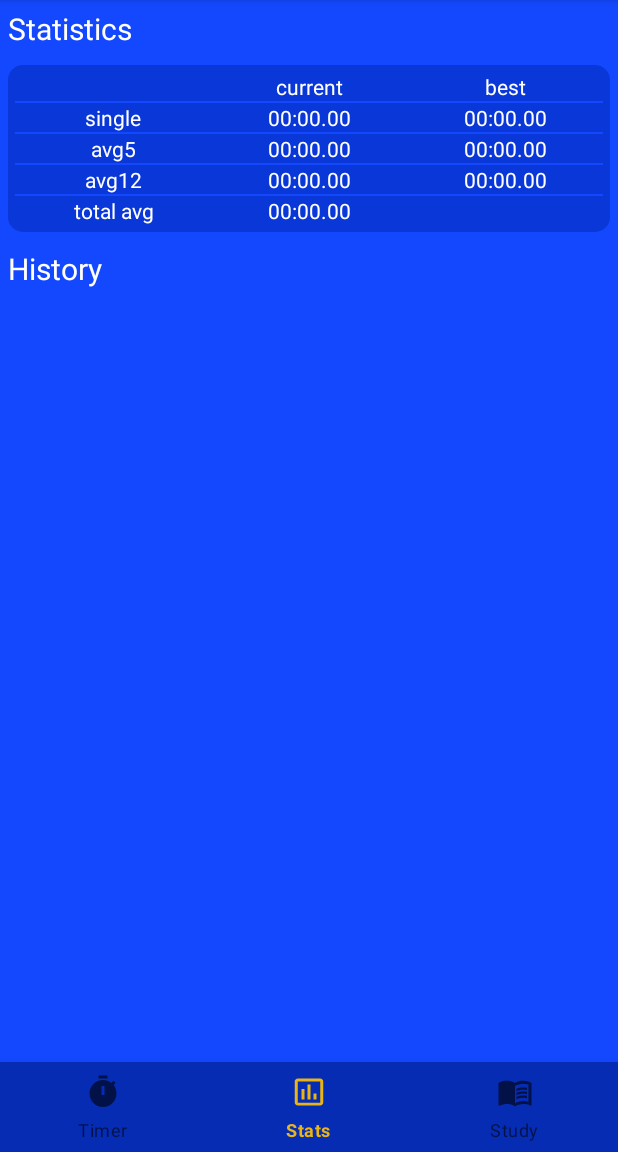
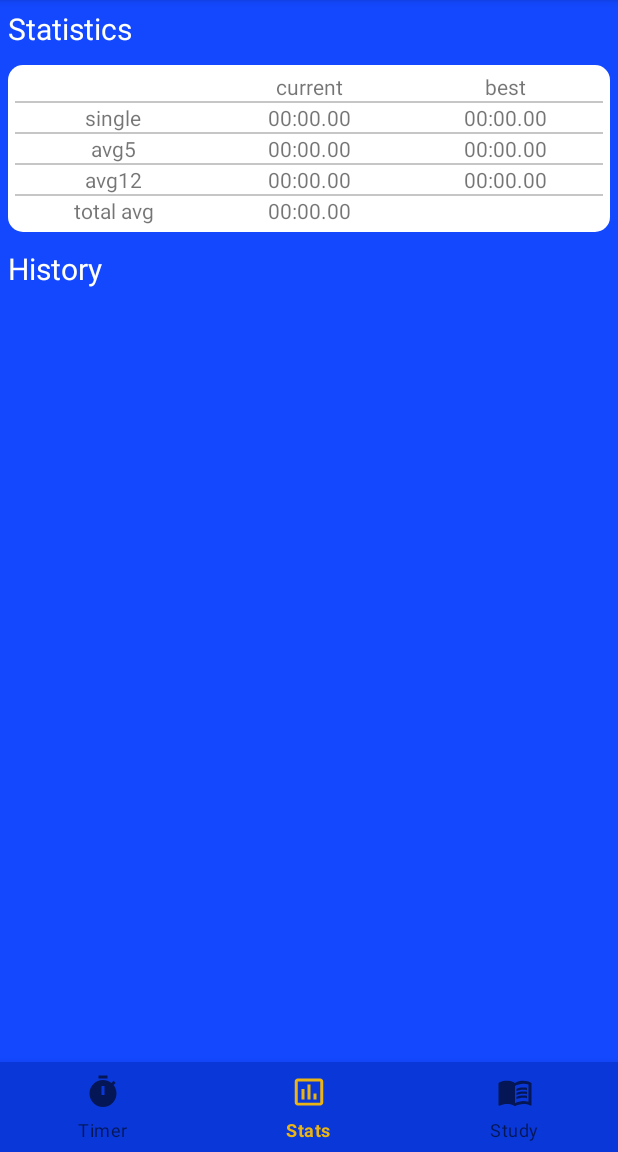
Before and after one commit to HarelPolak/BagrutProject, an Android app: the screen it shows after launch (MainActivity), item 2 of the bottom bar chosen, on a phone screen of 412 x 824 dp, the part 84-1236 px from its top. Run offline under Robolectric (Android 15) with nearby library versions, the phone set to English and light mode, and no system bars.

Commit message:
blue theme works

```diff
--- a/app/src/main/java/com/example/bagrutproject/SolveViewHolder.java
+++ b/app/src/main/java/com/example/bagrutproject/SolveViewHolder.java
@@ -12,16 +12,18 @@ import androidx.recyclerview.widget.RecyclerView;
 
 public class SolveViewHolder extends RecyclerView.ViewHolder {
 
-    public TextView timeTextView;
+    public TextView timeTextView, dateTextView;
     Solve solve;
 
     public SolveViewHolder(View itemView) {
         super(itemView);
         timeTextView = itemView.findViewById(R.id.time_text_view);
+        dateTextView = itemView.findViewById(R.id.date_text_view);
     }
 
     public void bindSolve(Solve solve) {
         this.solve = solve;
         timeTextView.setText(solve.getDisplayPenaltyText());
+        dateTextView.setText(solve.getDate());
     }
 }
--- a/app/src/main/java/com/example/bagrutproject/TimerFragment.java
+++ b/app/src/main/java/com/example/bagrutproject/TimerFragment.java
@@ -223,13 +223,17 @@ public class TimerFragment extends Fragment implements View.OnTouchListener, Vie
     }
 
     private void deleteRecentSolve(){
+        UtilActivity.showDeleteConfirmationDialog(getActivity(), new Runnable() {
+            @Override
+            public void run() {
                 sh.open();
                 sh.deleteByRow(currentSolve.getSolveId());
                 sh.close();
                 currentSolve = null;
                 tvTimer.setText("00.00");
                 solveTime = 0;
-        Toast.makeText(this.getContext(), "deleted", Toast.LENGTH_LONG).show();
+            }
+        });
     }
 
     @Override
--- a/app/src/main/res/drawable/curved_border.xml
+++ b/app/src/main/res/drawable/curved_border.xml
@@ -1,7 +1,7 @@
 <?xml version="1.0" encoding="utf-8"?>
 <shape xmlns:android="http://schemas.android.com/apk/res/android">
     <solid
-        android:color="@color/blue_200" />
+        android:color="@color/white" />
     <padding
         android:left="5dp"
         android:right="5dp"
--- a/app/src/main/res/layout/activity_about.xml
+++ b/app/src/main/res/layout/activity_about.xml
@@ -14,6 +14,6 @@
         android:textSize="30dp"
         android:gravity="center"
         android:layout_gravity="center"
-        style="@style/TEXT_PRIMARY"/>
+        style="@style/TEXT_ON_PRIMARY"/>
 
 </LinearLayout>
--- a/app/src/main/res/layout/activity_study.xml
+++ b/app/src/main/res/layout/activity_study.xml
@@ -14,6 +14,6 @@
         android:gravity="center"
         android:layout_gravity="center"
         android:id="@+id/tv"
-        style="@style/TEXT_PRIMARY"/>
+        style="@style/TEXT_ON_PRIMARY"/>
 
 </LinearLayout>
--- a/app/src/main/res/layout/fragment_algorithms.xml
+++ b/app/src/main/res/layout/fragment_algorithms.xml
@@ -9,8 +9,6 @@
     <ListView
         android:layout_width="match_parent"
         android:layout_height="match_parent"
-        android:id="@+id/listView"
-        android:dividerHeight="1dp"
-        android:divider="@color/blue_100"/>
+        android:id="@+id/listView" />
 
 </FrameLayout>
--- a/app/src/main/res/layout/fragment_stats.xml
+++ b/app/src/main/res/layout/fragment_stats.xml
@@ -13,7 +13,7 @@
         android:layout_height="wrap_content"
         android:text="Statistics"
         android:textSize="20dp"
-        style="@style/TEXT_PRIMARY"
+        style="@style/TEXT_ON_PRIMARY"
         android:layout_margin="5dp"/>
 
     <TableLayout
@@ -38,21 +38,19 @@
                 android:layout_height="wrap_content"
                 android:layout_weight="1"
                 android:text="current"
-                android:gravity="center"
-                style="@style/TEXT_PRIMARY"/>
+                android:gravity="center" />
 
             <TextView
                 android:layout_width="0dp"
                 android:layout_height="wrap_content"
                 android:layout_weight="1"
                 android:text="best"
-                android:gravity="center"
-                style="@style/TEXT_PRIMARY"/>
+                android:gravity="center" />
         </TableRow>
 
         <View  android:layout_width="match_parent"
             android:layout_height="1dp"
-            android:background="@color/blue_100"/>
+            style="@style/DIVIDER"/>
 
         <TableRow
             android:layout_width="match_parent">
@@ -62,8 +60,7 @@
                 android:layout_height="wrap_content"
                 android:layout_weight="1"
                 android:text="single"
-                android:gravity="center"
-                style="@style/TEXT_PRIMARY"/>
+                android:gravity="center" />
 
             <TextView
                 android:id="@+id/tvCurrentSingle"
@@ -71,8 +68,7 @@
                 android:layout_height="wrap_content"
                 android:layout_weight="1"
                 android:text="00:00.00"
-                android:gravity="center"
-                style="@style/TEXT_PRIMARY"/>
+                android:gravity="center" />
 
             <TextView
                 android:id="@+id/tvBestSingle"
@@ -80,13 +76,12 @@
                 android:layout_height="wrap_content"
                 android:layout_weight="1"
                 android:text="00:00.00"
-                android:gravity="center"
-                style="@style/TEXT_PRIMARY"/>
+                android:gravity="center" />
         </TableRow>
 
         <View  android:layout_width="match_parent"
             android:layout_height="1dp"
-            android:background="@color/blue_100"/>
+            style="@style/DIVIDER"/>
 
         <TableRow
             android:layout_width="match_parent">
@@ -96,8 +91,7 @@
                 android:layout_height="wrap_content"
                 android:layout_weight="1"
                 android:text="avg5"
-                android:gravity="center"
-                style="@style/TEXT_PRIMARY"/>
+                android:gravity="center" />
 
             <TextView
                 android:id="@+id/tvCurrentAvg5"
@@ -105,8 +99,7 @@
                 android:layout_height="wrap_content"
                 android:layout_weight="1"
                 android:text="00:00.00"
-                android:gravity="center"
-                style="@style/TEXT_PRIMARY"/>
+                android:gravity="center" />
 
             <TextView
                 android:id="@+id/tvBestAvg5"
@@ -114,13 +107,12 @@
                 android:layout_height="wrap_content"
                 android:layout_weight="1"
                 android:text="00:00.00"
-                android:gravity="center"
-                style="@style/TEXT_PRIMARY"/>
+                android:gravity="center" />
         </TableRow>
 
         <View  android:layout_width="match_parent"
             android:layout_height="1dp"
-            android:background="@color/blue_100"/>
+            style="@style/DIVIDER"/>
 
         <TableRow
             android:layout_width="match_parent">
@@ -130,8 +122,7 @@
                 android:layout_height="wrap_content"
                 android:layout_weight="1"
                 android:text="avg12"
-                android:gravity="center"
-                style="@style/TEXT_PRIMARY"/>
+                android:gravity="center" />
 
             <TextView
                 android:id="@+id/tvCurrentAvg12"
@@ -139,8 +130,7 @@
                 android:layout_height="wrap_content"
                 android:layout_weight="1"
                 android:text="00:00.00"
-                android:gravity="center"
-                style="@style/TEXT_PRIMARY"/>
+                android:gravity="center" />
 
             <TextView
                 android:id="@+id/tvBestAvg12"
@@ -148,13 +138,12 @@
                 android:layout_height="wrap_content"
                 android:layout_weight="1"
                 android:text="00:00.00"
-                android:gravity="center"
-                style="@style/TEXT_PRIMARY"/>
+                android:gravity="center" />
         </TableRow>
 
         <View  android:layout_width="match_parent"
             android:layout_height="1dp"
-            android:background="@color/blue_100"/>
+            style="@style/DIVIDER"/>
 
         <TableRow
             android:layout_width="match_parent">
@@ -164,8 +153,7 @@
                 android:layout_height="wrap_content"
                 android:layout_weight="1"
                 android:text="total avg"
-                android:gravity="center"
-                style="@style/TEXT_PRIMARY"/>
+                android:gravity="center" />
 
             <TextView
                 android:id="@+id/tvTotalAvg"
@@ -173,8 +161,7 @@
                 android:layout_height="wrap_content"
                 android:layout_weight="1"
                 android:text="00:00.00"
-                android:gravity="center"
-                style="@style/TEXT_PRIMARY"/>
+                android:gravity="center" />
 
             <TextView
                 android:layout_width="0dp"
@@ -190,7 +177,7 @@
         android:layout_height="wrap_content"
         android:text="History"
         android:textSize="20dp"
-        style="@style/TEXT_PRIMARY"
+        style="@style/TEXT_ON_PRIMARY"
         android:layout_margin="5dp"/>
 
     <androidx.recyclerview.widget.RecyclerView
--- a/app/src/main/res/layout/fragment_timer.xml
+++ b/app/src/main/res/layout/fragment_timer.xml
@@ -50,7 +50,7 @@
             android:textSize="80dp"
             android:gravity="center"
             android:layout_gravity="center"
-            style="@style/TEXT_PRIMARY"/>
+            style="@style/TEXT_ON_PRIMARY"/>
 
         <TextView
             android:id="@+id/tvScramble"
@@ -59,7 +59,7 @@
             android:textSize="15dp"
             android:gravity="center"
             android:layout_marginHorizontal="10dp"
-            style="@style/TEXT_PRIMARY"/>
+            style="@style/TEXT_ON_PRIMARY"/>
 
     </LinearLayout>
 
--- a/app/src/main/res/layout/fragment_tutorials.xml
+++ b/app/src/main/res/layout/fragment_tutorials.xml
@@ -9,8 +9,6 @@
     <ListView
         android:layout_width="match_parent"
         android:layout_height="match_parent"
-        android:id="@+id/listView"
-        android:dividerHeight="1dp"
-        android:divider="@color/blue_100"/>
+        android:id="@+id/listView" />
 
 </FrameLayout>
--- a/app/src/main/res/layout/layout_drop_list.xml
+++ b/app/src/main/res/layout/layout_drop_list.xml
@@ -1,10 +1,8 @@
 <?xml version="1.0" encoding="utf-8"?>
 <CheckedTextView xmlns:android="http://schemas.android.com/apk/res/android"
     android:id="@android:id/text1"
-    style="?android:attr/spinnerDropDownItemStyle"
     android:singleLine="true"
     android:layout_width="match_parent"
     android:layout_height="?attr/actionBarSize"
     android:ellipsize="marquee"
-    android:background="@color/white"
-    android:textColor="@color/black"/>
+    style="@style/SPINNER_ITEM"/>
--- a/app/src/main/res/layout/layout_drop_title.xml
+++ b/app/src/main/res/layout/layout_drop_title.xml
@@ -1,9 +1,8 @@
 <?xml version="1.0" encoding="utf-8"?>
 <TextView xmlns:android="http://schemas.android.com/apk/res/android"
     android:id="@android:id/text1"
-    style="?attr/spinnerDropDownItemStyle"
     android:singleLine="true"
     android:layout_width="wrap_content"
     android:layout_height="?attr/actionBarSize"
     android:ellipsize="marquee"
-    android:textColor="@color/white"/>
+    style="@style/SPINNER_TITLE"/>
--- a/app/src/main/res/values/themes.xml
+++ b/app/src/main/res/values/themes.xml
@@ -9,20 +9,32 @@
         <item name="android:textColorSecondary">@color/white_100</item>
     </style>
 
-    <style name="TEXT_PRIMARY">
+    <style name="TEXT_ON_PRIMARY">
         <item name="android:textColor">@color/white</item>
     </style>
 
+    <style name="TEXT_ON_OTHER">
+        <item name="android:textColor">@color/black</item>
+    </style>
+
     <style name="LIST_ITEM">
-        <item name="android:background">@color/blue_200</item>
+        <item name="android:background">@color/white</item>
+    </style>
+
+    <style name="DIVIDER">
+        <item name="android:background">@color/white_100</item>
     </style>
 
     <style name="IMAGE_BUTTON_ICON">
         <item name="android:backgroundTint">@color/white</item>
     </style>
 
+    <style name="CURVED_BORDER">
+        <item name="android:color">@color/white</item>
+    </style>
+
     <style name="BottomNavigationTheme" parent="AppTheme">
-        <item name="android:background">@color/blue_300</item>
+        <item name="android:background">@color/blue_200</item>
         <item name="colorPrimary">@color/orange_100</item>
     </style>
 
@@ -31,8 +43,17 @@
         <item name="colorPrimary">@color/orange_100</item>
     </style>
 
+    <style name="SPINNER_TITLE" parent="@style/Widget.AppCompat.DropDownItem.Spinner">
+        <item name="android:textColor">@color/white</item>
+    </style>
 
+    <style name="SPINNER_ITEM" parent="@style/Widget.AppCompat.DropDownItem.Spinner">
+        <item name="android:background">@color/white</item>
+        <item name="android:textColor">@color/black</item>
+    </style>
 
-
+    <style name="BORDER">
+        <item name="android:color">@color/white</item>
+    </style>
 
 </resources>
--- a/app/src/main/res/xml/prefernces.xml
+++ b/app/src/main/res/xml/prefernces.xml
@@ -37,9 +37,8 @@
         <SwitchPreferenceCompat
             app:key="celebrate"
             app:title="Celebrate"
-            app:summary="The screen will shine when there is a new personal best"
+            app:summary="You will be notified when there is a new personal best"
             app:defaultValue="false" />
     </PreferenceCategory>
 
-
 </PreferenceScreen>
```
Also changed, not shown: app/src/main/java/com/example/bagrutproject/EditDialogClass.java (+12 -6 lines), app/src/main/java/com/example/bagrutproject/StatsFragment.java (+9 -4 lines), app/src/main/java/com/example/bagrutproject/UtilActivity.java (+24 -0 lines), app/src/main/res/layout/layout_edit.xml (+10 -3 lines), app/src/main/res/layout/solve_item_layout.xml (+23 -9 lines), app/src/main/res/layout/study_item_layout.xml (+9 -4 lines). Lines whose indentation alone changed are shown as unchanged.
